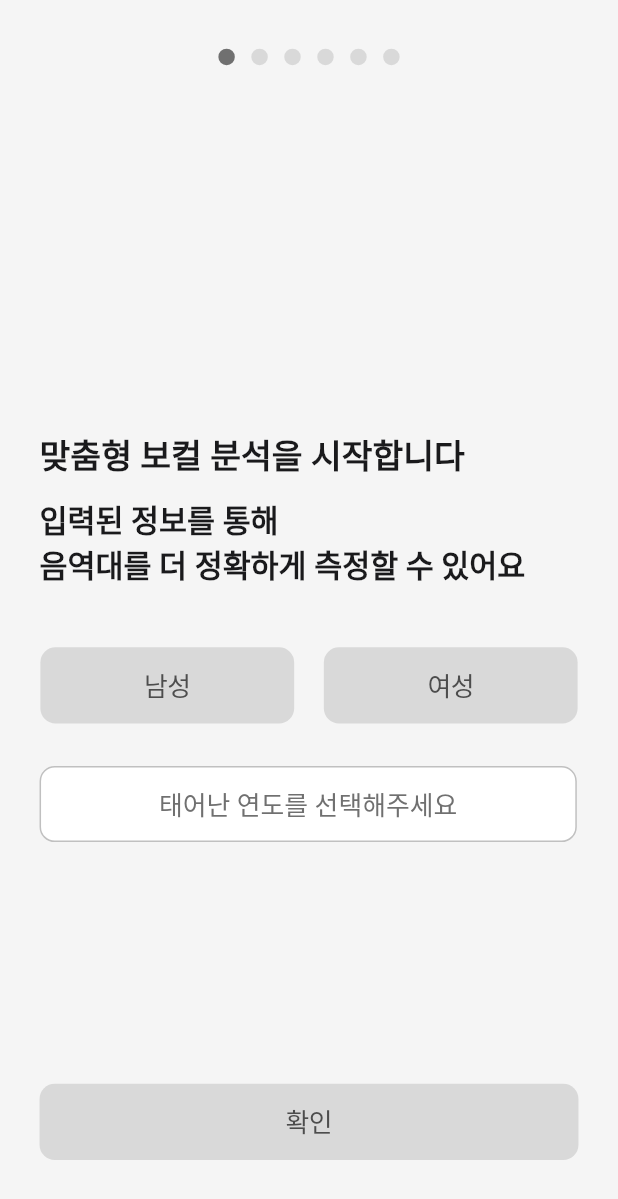
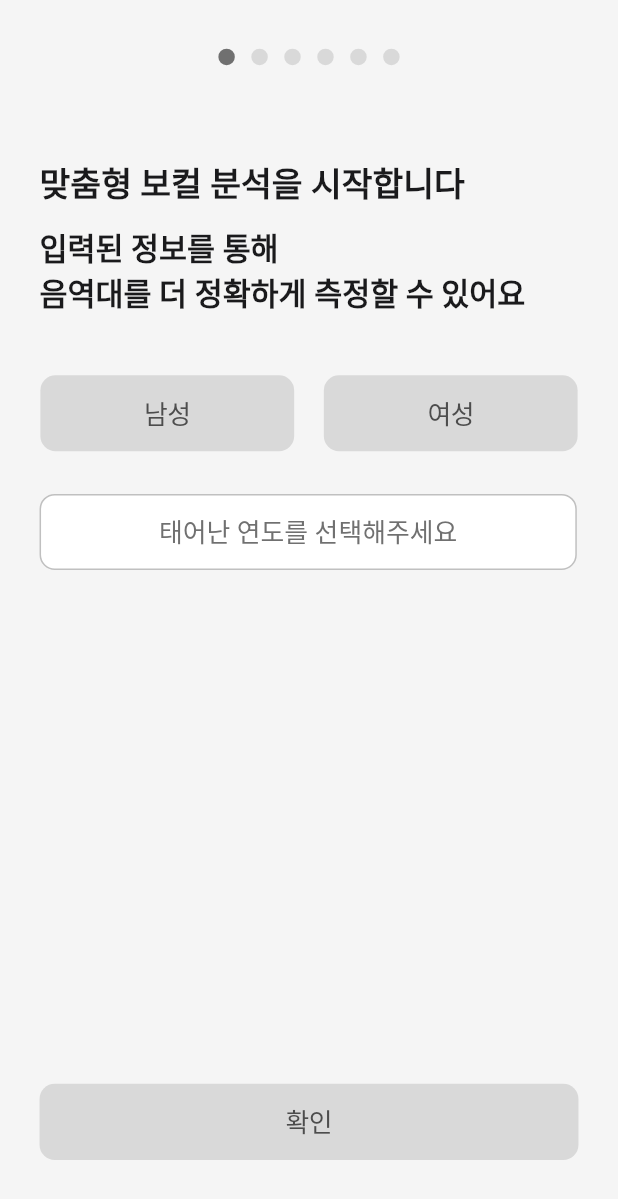
Before and after one commit to SoLit-2025/sync2sing-fe, a Flutter app: the UserBirthInfoInputPage screen opened by its route, on a phone screen of 412 x 824 dp. Shown: the top 1199 px of the screen. Run offline on Flutter 3.47's test engine with Material 3 defaults, Android fonts, the phone set to English and light mode, and no system bars; drawn by our look-alikes of dots_indicator; our stand-ins replace flutter_riverpod, flutter_screenutil, go_router, just_audio, permission_handler, youtube_player_flutter; missing offline and left inert: flutter_sound, pitch_detector_dart; Roboto replaces fonts that are missing (Pretendard Variable, PretendardVariable).

Commit message:
🎨 Style: 화면 요소 정렬 구조 수정

```diff
--- a/lib/features/onboarding/presentation/pages/user_birth_info_input_page.dart
+++ b/lib/features/onboarding/presentation/pages/user_birth_info_input_page.dart
@@ -81,14 +81,14 @@ class _UserBirthInfoInputPageState extends State<UserBirthInfoInputPage> {
             children: [
               SizedBox(height: 32.h),
               Center(child: OnboardingPageIndicator(currentPage: 0)),
-              SizedBox(height: 40.h),
+              SizedBox(height: 20.h),
 
               Expanded(
                 child: Column(
-                  mainAxisAlignment: MainAxisAlignment.center,
+                  mainAxisAlignment: MainAxisAlignment.start,
                   crossAxisAlignment: CrossAxisAlignment.start,
                   children: [
-                    SizedBox(height: 40.h),
+                     SizedBox(height: 40.h),
                     Text(
                       '맞춤형 보컬 분석을 시작합니다',
                       style: AppTextStyles.heading3Bold.copyWith(
```
